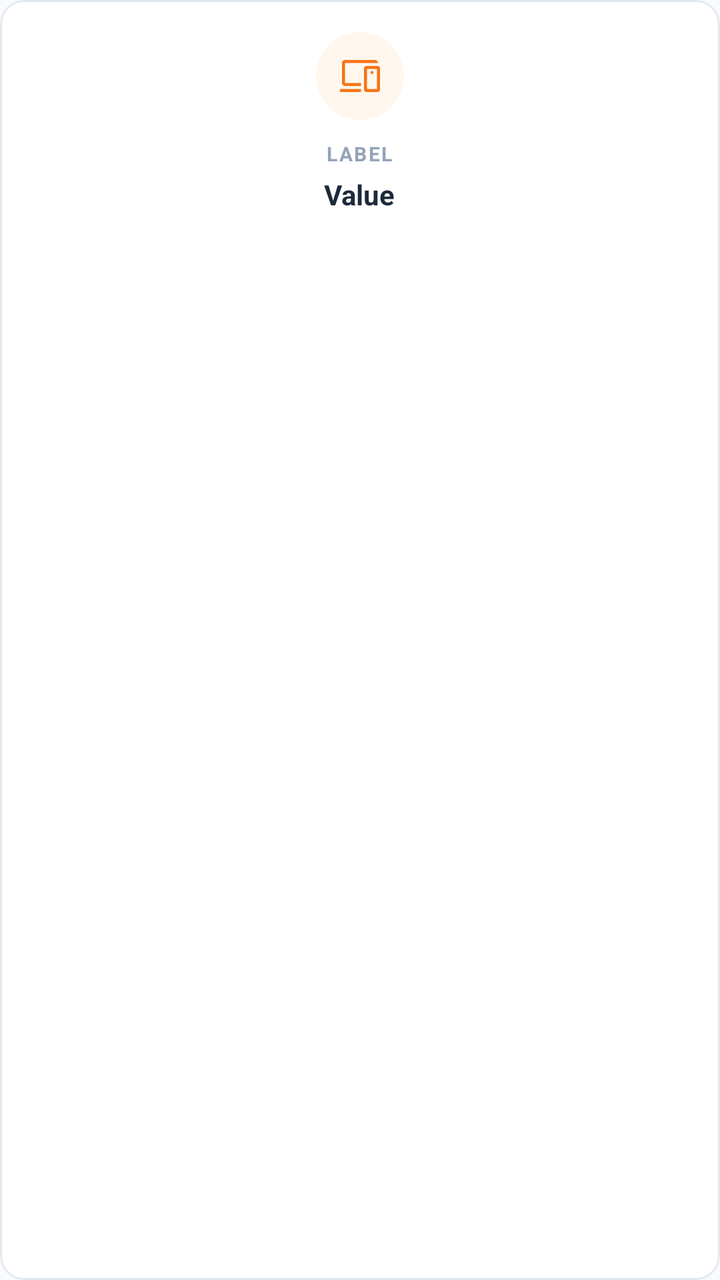
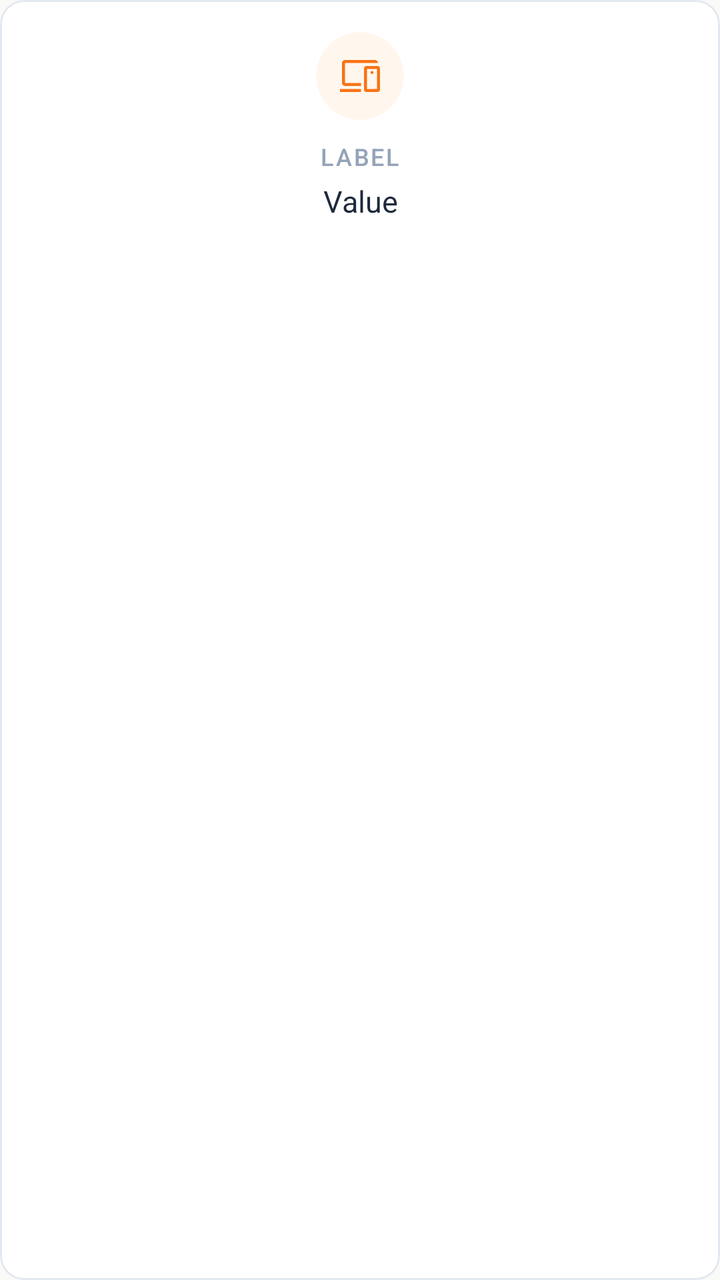

Compare the two renders of this Android layout. The source of the first and the diff that turns it into the second are given below.
<!-- AndroidManifest.xml: application theme Theme.BeckieDealApp -->
<!-- res/layout/item_spec_card.xml -->
﻿<?xml version="1.0" encoding="utf-8"?>
<com.google.android.material.card.MaterialCardView
    xmlns:android="http://schemas.android.com/apk/res/android"
    xmlns:app="http://schemas.android.com/apk/res-auto"
    android:layout_width="0dp"
    android:layout_height="wrap_content"
    android:layout_columnWeight="1"
    android:layout_margin="5dp"
    app:cardCornerRadius="12dp"
    app:cardElevation="0dp"
    app:strokeWidth="1dp"
    app:strokeColor="@color/border_color"
    app:cardBackgroundColor="@color/surface">

    <LinearLayout
        android:layout_width="match_parent"
        android:layout_height="wrap_content"
        android:orientation="vertical"
        android:gravity="center_horizontal"
        android:padding="16dp"
        android:minHeight="100dp">

        <com.google.android.material.card.MaterialCardView
            android:layout_width="44dp"
            android:layout_height="44dp"
            app:cardCornerRadius="22dp"
            app:cardElevation="0dp"
            app:strokeWidth="0dp"
            app:cardBackgroundColor="#FFF7ED">

            <ImageView
                android:id="@+id/specCardIcon"
                android:layout_width="24dp"
                android:layout_height="24dp"
                android:layout_gravity="center"
                android:src="@drawable/devices_24"
                app:tint="@color/primary" />

        </com.google.android.material.card.MaterialCardView>

        <TextView
            android:id="@+id/specCardLabel"
            android:layout_width="wrap_content"
            android:layout_height="wrap_content"
            android:layout_marginTop="10dp"
            android:text="LABEL"
            android:textColor="@color/text_muted"
            android:textSize="@dimen/text_size_overline"
            android:textStyle="bold"
            android:letterSpacing="0.08" />

        <TextView
            android:id="@+id/specCardValue"
            android:layout_width="wrap_content"
            android:layout_height="wrap_content"
            android:layout_marginTop="4dp"
            android:text="Value"
            android:textColor="@color/text_primary"
            android:textSize="@dimen/text_size_body"
            android:textStyle="bold"
            android:gravity="center"
            android:maxLines="2"
            android:ellipsize="end" />

    </LinearLayout>

</com.google.android.material.card.MaterialCardView>
<!-- resources referenced by this layout -->
<resources>
  <dimen name="text_size_body">13sp</dimen>
  <dimen name="text_size_overline">9sp</dimen>
  <style name="Base.Theme.BeckieDealApp" parent="Theme.Material3.DayNight.NoActionBar">
          <item name="colorPrimary">@color/primary</item>
          <item name="colorOnPrimary">@color/on_primary</item>
          <item name="colorPrimaryContainer">@color/primary_container</item>
          <item name="colorOnPrimaryContainer">@color/on_primary_container</item>
          <item name="android:windowBackground">@color/background</item>
          <item name="colorSurface">@color/surface</item>
          <item name="colorOnSurface">@color/on_surface</item>
          
          <item name="bottomNavigationStyle">@style/Widget.App.BottomNavigationView</item>
      </style>
  <style name="Widget.App.Button" parent="Widget.Material3.Button">
          <item name="shapeAppearance">@style/ShapeAppearance.App.Button.Pill</item>
      </style>
  <color name="background">#F8FAFC</color>
  <!-- unchanged entries left out for length: 16 -->
</resources>

<!-- the commit's change to res/layout/item_spec_card.xml (unified diff, before → after) -->
@@ -44,9 +44,8 @@
             android:layout_height="wrap_content"
             android:layout_marginTop="10dp"
             android:text="LABEL"
+            android:textAppearance="@style/TextAppearance.App.Label"
             android:textColor="@color/text_muted"
-            android:textSize="@dimen/text_size_overline"
-            android:textStyle="bold"
             android:letterSpacing="0.08" />
 
         <TextView
@@ -55,9 +54,7 @@
             android:layout_height="wrap_content"
             android:layout_marginTop="4dp"
             android:text="Value"
-            android:textColor="@color/text_primary"
-            android:textSize="@dimen/text_size_body"
-            android:textStyle="bold"
+            android:textAppearance="@style/TextAppearance.App.CardPrice"
             android:gravity="center"
             android:maxLines="2"
             android:ellipsize="end" />
<!-- resource entries referenced after the edit -->
@@ -1,7 +1,19 @@
 <!-- resources referenced by this layout -->
 <resources>
-  <dimen name="text_size_body">13sp</dimen>
-  <dimen name="text_size_overline">9sp</dimen>
+  <style name="TextAppearance.App.CardPrice" parent="TextAppearance.Material3.BodyLarge">
+          <item name="android:fontFamily">@font/synonym_semibold</item>
+          <item name="android:textSize">15sp</item>
+          <item name="android:letterSpacing">0</item>
+          <item name="android:textColor">@color/text_primary</item>
+      </style>
+  <style name="TextAppearance.App.Label" parent="TextAppearance.Material3.LabelMedium">
+          <item name="android:fontFamily">@font/synonym_medium</item>
+          <item name="android:textSize">12sp</item>
+          <item name="android:letterSpacing">0.04</item>
+          <item name="android:textAllCaps">true</item>
+          <item name="android:textColor">@color/text_secondary</item>
+      </style>
+  <color name="text_secondary">#64748B</color>
   <style name="Base.Theme.BeckieDealApp" parent="Theme.Material3.DayNight.NoActionBar">
           <item name="colorPrimary">@color/primary</item>
           <item name="colorOnPrimary">@color/on_primary</item>
@@ -11,12 +23,74 @@
           <item name="colorSurface">@color/surface</item>
           <item name="colorOnSurface">@color/on_surface</item>
           
+          
+          <item name="textAppearanceHeadlineMedium">@style/TextAppearance.App.ScreenTitle</item>
+          <item name="textAppearanceHeadlineSmall">@style/TextAppearance.App.ProductName</item>
+          <item name="textAppearanceTitleLarge">@style/TextAppearance.App.PriceHero</item>
+          <item name="textAppearanceTitleMedium">@style/TextAppearance.App.SectionHeader</item>
+          <item name="textAppearanceBodyLarge">@style/TextAppearance.App.CardProductName</item>
+          <item name="textAppearanceBodyMedium">@style/TextAppearance.App.Body</item>
+          <item name="textAppearanceBodySmall">@style/TextAppearance.App.Specs</item>
+          <item name="textAppearanceLabelMedium">@style/TextAppearance.App.Label</item>
+          <item name="textAppearanceLabelLarge">@style/TextAppearance.App.Button</item>
+          
           <item name="bottomNavigationStyle">@style/Widget.App.BottomNavigationView</item>
       </style>
   <style name="Widget.App.Button" parent="Widget.Material3.Button">
           <item name="shapeAppearance">@style/ShapeAppearance.App.Button.Pill</item>
+          <item name="android:textAppearance">@style/TextAppearance.App.Button</item>
       </style>
-  <color name="background">#F8FAFC</color>
+  <color name="background">#F9F9F7</color>
+  <style name="TextAppearance.App.ScreenTitle" parent="TextAppearance.Material3.HeadlineMedium">
+          <item name="android:fontFamily">@font/amulya_bold</item>
+          <item name="android:textSize">28sp</item>
+          <item name="android:letterSpacing">-0.02</item>
+          <item name="android:textColor">@color/text_primary</item>
+      </style>
+  <style name="TextAppearance.App.ProductName" parent="TextAppearance.Material3.HeadlineSmall">
+          <item name="android:fontFamily">@font/amulya_bold</item>
+          <item name="android:textSize">24sp</item>
+          <item name="android:letterSpacing">-0.02</item>
+          <item name="android:textColor">@color/text_primary</item>
+      </style>
+  <style name="TextAppearance.App.PriceHero" parent="TextAppearance.Material3.TitleLarge">
+          <item name="android:fontFamily">@font/amulya_bold</item>
+          <item name="android:textSize">22sp</item>
+          <item name="android:letterSpacing">-0.01</item>
+          <item name="android:textColor">@color/text_primary</item>
+      </style>
+  <style name="TextAppearance.App.SectionHeader" parent="TextAppearance.Material3.TitleMedium">
+          <item name="android:fontFamily">@font/amulya_bold</item>
+          <item name="android:textSize">18sp</item>
+          <item name="android:letterSpacing">-0.01</item>
+          <item name="android:textColor">@color/text_primary</item>
+      </style>
+  <style name="TextAppearance.App.CardProductName" parent="TextAppearance.Material3.BodyLarge">
+          <item name="android:fontFamily">@font/synonym_medium</item>
+          <item name="android:textSize">15sp</item>
+          <item name="android:letterSpacing">0</item>
+          <item name="android:textColor">@color/text_primary</item>
+      </style>
+  <style name="TextAppearance.App.Body" parent="TextAppearance.Material3.BodyMedium">
+          <item name="android:fontFamily">@font/synonym_regular</item>
+          <item name="android:textSize">15sp</item>
+          <item name="android:letterSpacing">0</item>
+          <item name="android:lineSpacingMultiplier">1.6</item>
+          <item name="android:textColor">@color/text_secondary</item>
+      </style>
+  <style name="TextAppearance.App.Specs" parent="TextAppearance.Material3.BodySmall">
+          <item name="android:fontFamily">@font/synonym_regular</item>
+          <item name="android:textSize">14sp</item>
+          <item name="android:letterSpacing">0</item>
+          <item name="android:lineSpacingMultiplier">1.5</item>
+          <item name="android:textColor">@color/text_secondary</item>
+      </style>
+  <style name="TextAppearance.App.Button" parent="TextAppearance.Material3.LabelLarge">
+          <item name="android:fontFamily">@font/synonym_semibold</item>
+          <item name="android:textSize">15sp</item>
+          <item name="android:letterSpacing">0.01</item>
+          <item name="android:textAllCaps">false</item>
+      </style>
   <!-- unchanged entries left out for length: 16 -->
 </resources>
 
